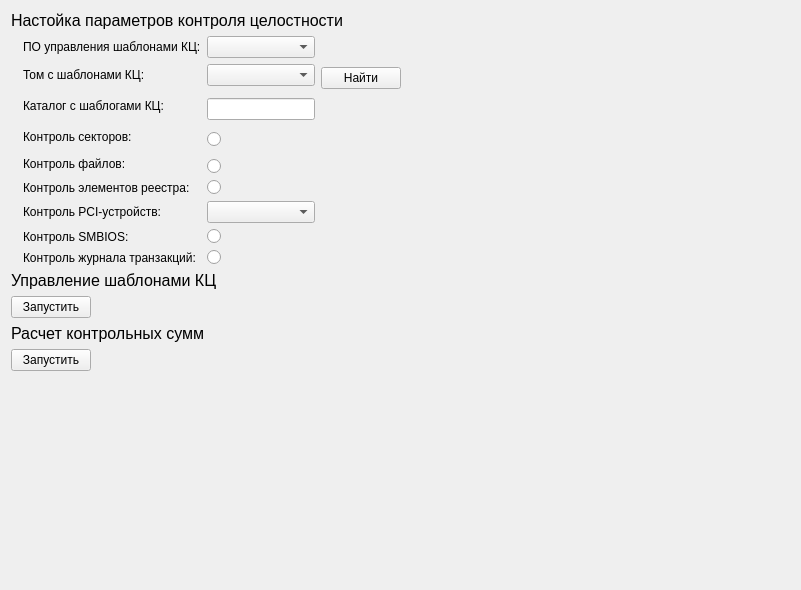
This is panels/IntegrityControlPanel.ui in m6v/sobol as Qt 5 draws it before an edit. The edited form follows.
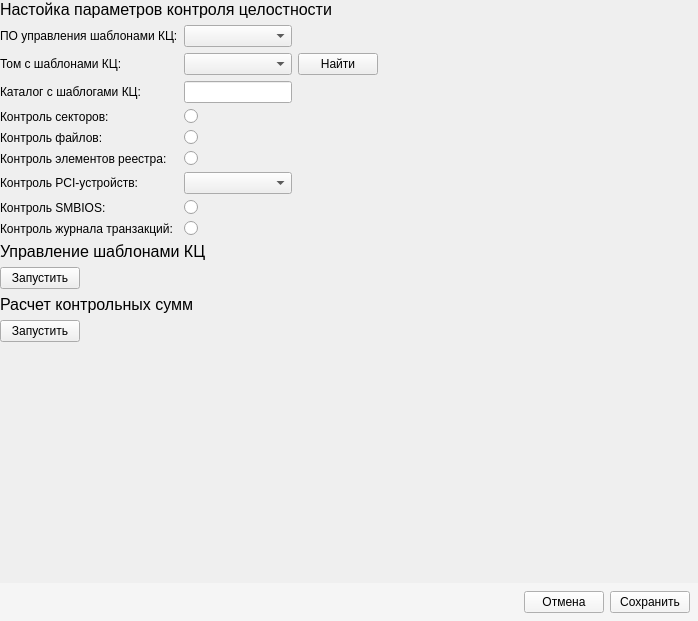
This is the edited form. Custom widgets are drawn as their Qt base class.

Diff of the .ui file:
```diff
--- a/panels/IntegrityControlPanel.ui
+++ b/panels/IntegrityControlPanel.ui
@@ -6,14 +6,26 @@
    <rect>
     <x>0</x>
     <y>0</y>
-    <width>801</width>
-    <height>590</height>
+    <width>698</width>
+    <height>621</height>
    </rect>
   </property>
   <property name="windowTitle">
    <string>Form</string>
   </property>
   <layout class="QVBoxLayout" name="verticalLayout">
+   <property name="leftMargin">
+    <number>0</number>
+   </property>
+   <property name="topMargin">
+    <number>0</number>
+   </property>
+   <property name="rightMargin">
+    <number>0</number>
+   </property>
+   <property name="bottomMargin">
+    <number>0</number>
+   </property>
    <item>
     <widget class="QLabel" name="label">
      <property name="font">
@@ -33,12 +45,6 @@
     <layout class="QHBoxLayout" name="horizontalLayout">
      <item>
       <layout class="QGridLayout" name="gridLayout">
-       <property name="leftMargin">
-        <number>12</number>
-       </property>
-       <property name="topMargin">
-        <number>0</number>
-       </property>
        <item row="0" column="0">
         <widget class="QLabel" name="label_4">
          <property name="text">
@@ -59,21 +65,21 @@
        <item row="1" column="1">
         <widget class="QComboBox" name="comboBox_2"/>
        </item>
-       <item row="1" column="2" rowspan="2">
+       <item row="1" column="2">
         <widget class="QPushButton" name="pushButton_3">
          <property name="text">
           <string>Найти</string>
          </property>
         </widget>
        </item>
-       <item row="2" column="0" rowspan="2">
+       <item row="2" column="0">
         <widget class="QLabel" name="label_6">
          <property name="text">
           <string>Каталог с шаблогами КЦ:</string>
          </property>
         </widget>
        </item>
-       <item row="3" column="1">
+       <item row="2" column="1">
         <widget class="QLineEdit" name="lineEdit">
          <property name="sizePolicy">
           <sizepolicy hsizetype="Fixed" vsizetype="Fixed">
@@ -92,81 +98,81 @@
          </property>
         </widget>
        </item>
-       <item row="4" column="0" rowspan="2" colspan="2">
+       <item row="3" column="0">
         <widget class="QLabel" name="label_7">
          <property name="text">
           <string>Контроль секторов:</string>
          </property>
         </widget>
        </item>
-       <item row="5" column="1">
-        <widget class="QRadioButton" name="radioButton_3">
+       <item row="3" column="1">
+        <widget class="Toggle" name="radioButton_3">
          <property name="text">
           <string/>
          </property>
         </widget>
        </item>
-       <item row="6" column="0" rowspan="2" colspan="2">
+       <item row="4" column="0">
         <widget class="QLabel" name="label_8">
          <property name="text">
           <string>Контроль файлов:</string>
          </property>
         </widget>
        </item>
-       <item row="7" column="1">
-        <widget class="QRadioButton" name="radioButton_4">
+       <item row="4" column="1">
+        <widget class="Toggle" name="radioButton_4">
          <property name="text">
           <string/>
          </property>
         </widget>
        </item>
-       <item row="8" column="0">
+       <item row="5" column="0">
         <widget class="QLabel" name="label_9">
          <property name="text">
           <string>Контроль элементов реестра:</string>
          </property>
         </widget>
        </item>
-       <item row="8" column="1">
-        <widget class="QRadioButton" name="radioButton_5">
+       <item row="5" column="1">
+        <widget class="Toggle" name="radioButton_5">
          <property name="text">
           <string/>
          </property>
         </widget>
        </item>
-       <item row="9" column="0">
+       <item row="6" column="0">
         <widget class="QLabel" name="label_13">
          <property name="text">
           <string>Контроль PCI-устройств:</string>
          </property>
         </widget>
        </item>
-       <item row="9" column="1">
+       <item row="6" column="1">
         <widget class="QComboBox" name="comboBox_3"/>
        </item>
-       <item row="10" column="0">
+       <item row="7" column="0">
         <widget class="QLabel" name="label_12">
          <property name="text">
           <string>Контроль SMBIOS:</string>
          </property>
         </widget>
        </item>
-       <item row="10" column="1">
-        <widget class="QRadioButton" name="radioButton_7">
+       <item row="7" column="1">
+        <widget class="Toggle" name="radioButton_7">
          <property name="text">
           <string/>
          </property>
         </widget>
        </item>
-       <item row="11" column="0">
+       <item row="8" column="0">
         <widget class="QLabel" name="label_14">
          <property name="text">
           <string>Контроль журнала транзакций:</string>
          </property>
         </widget>
        </item>
-       <item row="11" column="1">
-        <widget class="QRadioButton" name="radioButton_8">
+       <item row="8" column="1">
+        <widget class="Toggle" name="radioButton_8">
          <property name="text">
           <string/>
          </property>
@@ -258,8 +264,82 @@
      </property>
     </spacer>
    </item>
+   <item>
+    <widget class="QWidget" name="widget" native="true">
+     <property name="styleSheet">
+      <string notr="true">background-color: #f5f5f5;</string>
+     </property>
+     <layout class="QHBoxLayout" name="horizontalLayout_2">
+      <property name="spacing">
+       <number>0</number>
+      </property>
+      <property name="leftMargin">
+       <number>8</number>
+      </property>
+      <property name="topMargin">
+       <number>8</number>
+      </property>
+      <property name="rightMargin">
+       <number>8</number>
+      </property>
+      <property name="bottomMargin">
+       <number>8</number>
+      </property>
+      <item>
+       <spacer name="horizontal_spacer_1">
+        <property name="orientation">
+         <enum>Qt::Horizontal</enum>
+        </property>
+        <property name="sizeHint" stdset="0">
+         <size>
+          <width>40</width>
+          <height>20</height>
+         </size>
+        </property>
+       </spacer>
+      </item>
+      <item>
+       <widget class="QPushButton" name="cancel_push_button">
+        <property name="text">
+         <string>Отмена</string>
+        </property>
+       </widget>
+      </item>
+      <item>
+       <spacer name="horizontal_spacer_2">
+        <property name="orientation">
+         <enum>Qt::Horizontal</enum>
+        </property>
+        <property name="sizeType">
+         <enum>QSizePolicy::Fixed</enum>
+        </property>
+        <property name="sizeHint" stdset="0">
+         <size>
+          <width>6</width>
+          <height>20</height>
+         </size>
+        </property>
+       </spacer>
+      </item>
+      <item>
+       <widget class="QPushButton" name="save_push_button">
+        <property name="text">
+         <string>Сохранить</string>
+        </property>
+       </widget>
+      </item>
+     </layout>
+    </widget>
+   </item>
   </layout>
  </widget>
+ <customwidgets>
+  <customwidget>
+   <class>Toggle</class>
+   <extends>QRadioButton</extends>
+   <header>toggle</header>
+  </customwidget>
+ </customwidgets>
  <resources/>
  <connections/>
 </ui>
```
